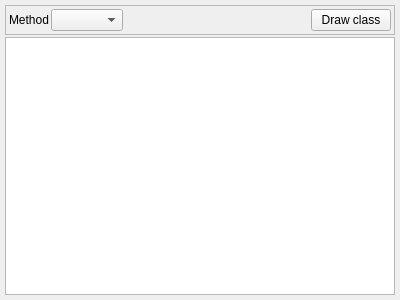
Before: the Qt Designer form quickevent/app/plugins/qml/Runs/src/runswidget.ui in Quick-Event/quickbox, drawn with Qt 5.
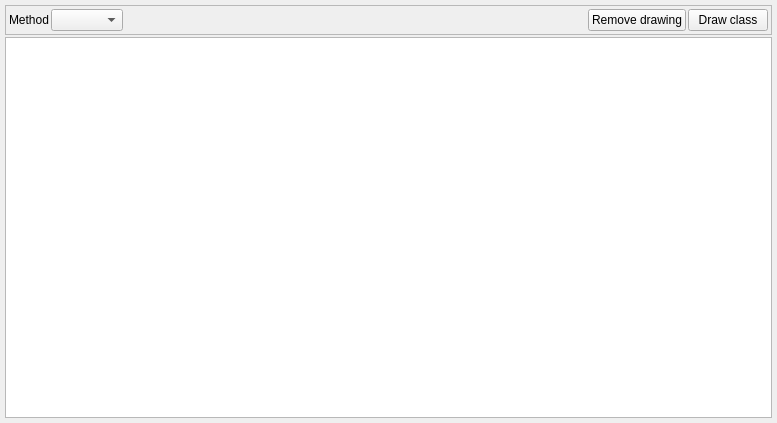
After: the same form once the commit is applied. Custom widgets are drawn as their Qt base class.

```diff
--- a/quickevent/app/plugins/qml/Runs/src/runswidget.ui
+++ b/quickevent/app/plugins/qml/Runs/src/runswidget.ui
@@ -6,8 +6,8 @@
    <rect>
     <x>0</x>
     <y>0</y>
-    <width>400</width>
-    <height>300</height>
+    <width>777</width>
+    <height>423</height>
    </rect>
   </property>
   <property name="sizePolicy">
@@ -79,6 +79,16 @@
         </property>
        </spacer>
       </item>
+      <item>
+       <widget class="QPushButton" name="btDrawRemove">
+        <property name="toolTip">
+         <string>Draw selected  class or all classes when all the clases are selected.</string>
+        </property>
+        <property name="text">
+         <string>Remove drawing</string>
+        </property>
+       </widget>
+      </item>
       <item>
        <widget class="QPushButton" name="btDraw">
         <property name="toolTip">
```
